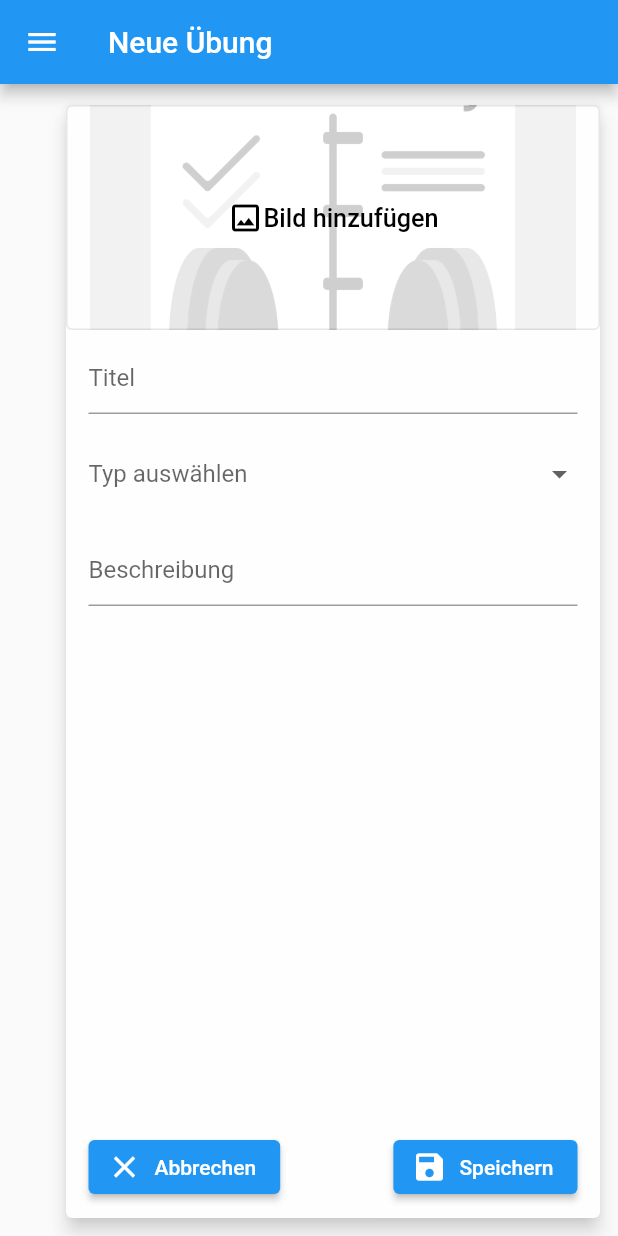
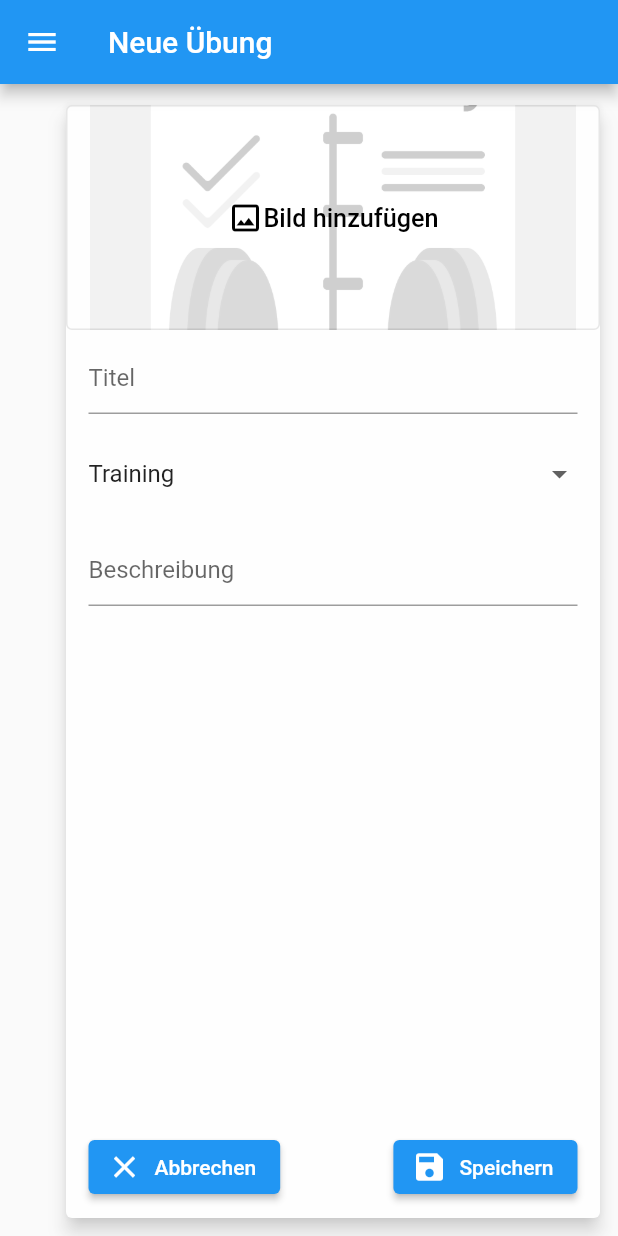
Before and after one commit to thierrypascal/NativeTraining, a Flutter app: the screen it shows after launch, in the side drawer, after a tap on "Neue Übung", on a phone screen of 412 x 824 dp. Run offline on Flutter 3.47's test engine with Material 2 defaults, Android fonts, the phone set to English and light mode, and no system bars; our stand-ins replace cached_network_image, cloud_firestore, extended_image, firebase_auth, firebase_core, firebase_storage and 5 more; missing offline and left inert: image_editor; accounts and stored records are empty.

Commit message:
merged create_exercise.dart into edit_exercise.dart

```diff
--- a/lib/components/drawer.dart
+++ b/lib/components/drawer.dart
@@ -2,7 +2,7 @@ import 'package:flutter/material.dart';
 import 'package:native_training/components/white_redirect_page.dart';
 import 'package:native_training/models/user.dart';
 import 'package:native_training/pages/account_page/account_page.dart';
-import 'package:native_training/pages/exercise_page/create_exercise.dart';
+import 'package:native_training/pages/exercise_page/edit_exercise.dart';
 import 'package:native_training/pages/exercise_page/my_exercises_page.dart';
 import 'package:native_training/pages/login_page/login_page.dart';
 import 'package:native_training/pages/workout_page/my_workouts_page.dart';
@@ -109,7 +109,8 @@ class MyDrawer extends StatelessWidget {
                               Navigator.push(
                                   context,
                                   MaterialPageRoute(
-                                      builder: (context) => CreateExercise(
+                                      builder: (context) => EditExercise(
+                                            isEdit: false,
                                             route: MyExercisePage(),
                                           )));
                             },
--- a/lib/components/show_dialog.dart
+++ b/lib/components/show_dialog.dart
@@ -149,7 +149,7 @@ class _ShowDialogState extends State<ShowDialog> {
       case 'EditExercise':
         {
           Navigator.push(context,
-              MaterialPageRoute(builder: (context) => (EditExercise(widget.exercise))));
+              MaterialPageRoute(builder: (context) => (EditExercise(isEdit: true, exercise: widget.exercise,))));
           break;
         }
       case 'DeleteExercise':
--- a/lib/pages/exercise_page/create_exercise.dart
+++ /dev/null
@@ -1,148 +0,0 @@
-import 'dart:typed_data';
-
-import 'package:flutter/material.dart';
-import 'package:native_training/components/edit_dialog.dart';
-import 'package:native_training/components/select_image_for_exercise.dart';
-import 'package:native_training/components/white_redirect_page.dart';
-import 'package:native_training/models/exercise.dart';
-import 'package:native_training/models/user.dart';
-import 'package:native_training/pages/exercise_page/my_exercises_page.dart';
-import 'package:native_training/services/service_provider.dart';
-import 'package:provider/provider.dart';
-import 'package:uuid/uuid.dart';
-
-class CreateExercise extends StatefulWidget {
-  CreateExercise({this.route, Key key}) : super(key: key);
-
-  /// the Page which you will be redirected to after the timeout
-  final Widget route;
-
-  @override
-  _CreateExerciseState createState() => _CreateExerciseState();
-}
-
-class _CreateExerciseState extends State<CreateExercise> {
-  final _formKey = GlobalKey<FormState>();
-  Exercise exercise = Exercise.empty();
-  String _toDeleteURL;
-  bool _deleteRequested = false;
-  Uint8List _toSaveImage;
-  bool _saveRequested = false;
-  String _title;
-  String _description;
-  String _selectedType;
-  final _type = ['Anderes', 'Aufw\u00E4rmen', 'Training', 'Dehnen'];
-
-  @override
-  Widget build(BuildContext context) {
-    final user = Provider.of<User>(context, listen: false);
-
-    return EditDialog(
-      title: 'Neue \u00DCbung',
-      abortCallback: () {
-        Navigator.pop(context);
-      },
-      saveCallback: () async {
-        if (_saveRequested) {
-          exercise.imageURL = await ServiceProvider.instance.imageService
-              .uploadImage(_toSaveImage, 'exercisepictures',
-                  filename: '${exercise.title}_${const Uuid().v4()}');
-        }
-        if (_deleteRequested) {
-          ServiceProvider.instance.imageService
-              .deleteImage(imageURL: _toDeleteURL);
-        }
-        _formKey.currentState.save();
-        if (_title.isEmpty) {
-          ScaffoldMessenger.of(context).showSnackBar(SnackBar(
-            content: Text('Du musst deiner \u00DCbung einen Namen geben'),
-          ));
-        } else {
-          if (user.exercises.contains(_title)) {
-            ScaffoldMessenger.of(context).showSnackBar(SnackBar(
-              content: Text(
-                  'Du hast bereits eine \u00DCbung mit dem Titel $_title.\n'
-                  'Wähle bitte einen Anderen.'),
-            ));
-          } else {
-            exercise.title = _title;
-            exercise.description = _description;
-            exercise.owner = user.userUUID;
-            exercise.type = ServiceProvider.instance.exerciseService.getAbstractFromType(_selectedType);
-            await exercise.saveExercise();
-            user.addExercise(exercise);
-            Navigator.of(context).pushReplacement(MaterialPageRoute(
-                builder: (context) => WhiteRedirectPage(
-                      'Die \u00DCbung $_title wurde erstellt.',
-                      widget.route ?? MyExercisePage(),
-                      duration: 2,
-                    )));
-          }
-        }
-      },
-      body: SingleChildScrollView(
-        child: Form(
-          key: _formKey,
-          child: Column(
-            children: [
-              SelectExerciseImage(
-                deleteFunction: (toDeleteURL) {
-                  _toDeleteURL = toDeleteURL;
-                  _deleteRequested = true;
-                },
-                saveFunction: (imageFile) {
-                  setState(() {
-                    _toSaveImage = imageFile;
-                    _saveRequested = true;
-                  });
-                  Navigator.of(context).pop();
-                },
-                toSaveImage: _toSaveImage,
-                exercise: exercise,
-                displayText: 'Bild hinzufügen',
-              ),
-              Padding(
-                padding: const EdgeInsets.fromLTRB(15, 8, 15, 8),
-                child: TextFormField(
-                  initialValue: exercise.title,
-                  decoration: const InputDecoration(
-                      labelText: 'Titel',
-                      contentPadding: EdgeInsets.symmetric(vertical: 4)),
-                  onSaved: (value) => _title = value,
-                ),
-              ),
-              Padding(
-                padding: const EdgeInsets.fromLTRB(15, 8, 15, 8),
-                child: DropdownButtonHideUnderline(
-                  child: DropdownButton(
-                    isExpanded: true,
-                    value: _selectedType,
-                    onChanged: (value) => setState(() => _selectedType = value),
-                    hint: const Text('Typ auswählen'),
-                    items: _type.map((String dropDownStringItem) {
-                      return DropdownMenuItem<String>(
-                        value: dropDownStringItem,
-                        child: Text(dropDownStringItem),
-                      );
-                    }).toList(),
-                  ),
-                ),
-              ),
-              Padding(
-                padding: const EdgeInsets.fromLTRB(15, 8, 15, 8),
-                child: TextFormField(
-                  maxLines: null,
-                  initialValue: exercise.description,
-                  decoration: const InputDecoration(
-                      labelText: 'Beschreibung',
-                      contentPadding: EdgeInsets.symmetric(vertical: 4)),
-                  onSaved: (value) => _description = value,
-                ),
-              ),
-            ],
-          ),
-        ),
-      ),
-    );
-  }
-}
--- a/lib/pages/exercise_page/edit_exercise.dart
+++ b/lib/pages/exercise_page/edit_exercise.dart
@@ -11,12 +11,18 @@ import 'package:native_training/services/service_provider.dart';
 import 'package:provider/provider.dart';
 import 'package:uuid/uuid.dart';
 
+//TODO: Edit/Create as one workflow
+
 class EditExercise extends StatefulWidget {
-  EditExercise(this.exercise, {this.route, Key key}) : super(key: key);
+  EditExercise({@required this.isEdit, this.exercise, this.route, Key key}) : super(key: key);
+
+  /// if this workflow is used to edit
+  final bool isEdit;
 
   /// the Page which you will be redirected to after the timeout
   final Widget route;
 
+  ///The exercise that will be modified/created
   final Exercise exercise;
 
   @override
@@ -26,6 +32,7 @@ class EditExercise extends StatefulWidget {
 class _EditExerciseState extends State<EditExercise> {
   final _formKey = GlobalKey<FormState>();
   final exerciseProvider = ServiceProvider.instance.exerciseService;
+  Exercise exercise;
   String _toDeleteURL;
   bool _deleteRequested = false;
   Uint8List _toSaveImage;
@@ -37,7 +44,8 @@ class _EditExerciseState extends State<EditExercise> {
 
   @override
   void initState() {
-    _selectedType = exerciseProvider.getTypeFromAbstract(widget.exercise.type);
+    (widget.exercise != null) ? exercise = widget.exercise : exercise = Exercise.empty();
+    (widget.exercise != null) ? _selectedType = exerciseProvider.getTypeFromAbstract(widget.exercise.type) : _selectedType = _type.elementAt(2);
     super.initState();
   }
 
@@ -46,15 +54,15 @@ class _EditExerciseState extends State<EditExercise> {
     final user = Provider.of<User>(context, listen: false);
 
     return EditDialog(
-      title: '\u00DCbung bearbeiten',
+      title: widget.isEdit ? '\u00DCbung bearbeiten' : 'Neue \u00DCbung',
       abortCallback: () {
         Navigator.pop(context);
       },
       saveCallback: () async {
         if (_saveRequested) {
-          widget.exercise.imageURL = await ServiceProvider.instance.imageService
+          exercise.imageURL = await ServiceProvider.instance.imageService
               .uploadImage(_toSaveImage, 'exercisepictures',
-                  filename: '${widget.exercise.title}_${const Uuid().v4()}');
+                  filename: '${exercise.title}_${const Uuid().v4()}');
         }
         if (_deleteRequested) {
           ServiceProvider.instance.imageService
@@ -66,12 +74,19 @@ class _EditExerciseState extends State<EditExercise> {
             content: Text('Du musst deiner \u00DCbung einen Namen geben'),
           ));
         } else {
-          widget.exercise.title = _title;
-          widget.exercise.description = _description;
-          widget.exercise.owner = user.userUUID;
-          widget.exercise.type =
+          if (!widget.isEdit && user.exercises.contains(_title)) {
+            ScaffoldMessenger.of(context).showSnackBar(SnackBar(
+              content: Text(
+                  'Du hast bereits eine \u00DCbung mit dem Titel $_title.\n'
+                      'Wähle bitte einen Anderen.'),
+            ));
+          }
+          exercise.title = _title;
+          exercise.description = _description;
+          exercise.owner = user.userUUID;
+          exercise.type =
               exerciseProvider.getAbstractFromType(_selectedType);
-          await widget.exercise.saveExercise();
+          await exercise.saveExercise();
           user.saveUser();
           Navigator.of(context).pushReplacement(MaterialPageRoute(
               builder: (context) => WhiteRedirectPage(
@@ -99,13 +114,13 @@ class _EditExerciseState extends State<EditExercise> {
                   Navigator.of(context).pop();
                 },
                 toSaveImage: _toSaveImage,
-                exercise: widget.exercise,
+                exercise: exercise,
                 displayText: 'Bild hinzufügen',
               ),
               Padding(
                 padding: const EdgeInsets.fromLTRB(15, 8, 15, 8),
                 child: TextFormField(
-                  initialValue: widget.exercise.title,
+                  initialValue: exercise.title,
                   decoration: const InputDecoration(
                       labelText: 'Titel',
                       contentPadding: EdgeInsets.symmetric(vertical: 4)),
@@ -133,7 +148,7 @@ class _EditExerciseState extends State<EditExercise> {
                 padding: const EdgeInsets.fromLTRB(15, 8, 15, 8),
                 child: TextFormField(
                   maxLines: null,
-                  initialValue: widget.exercise.description,
+                  initialValue: exercise.description,
                   decoration: const InputDecoration(
                       labelText: 'Beschreibung',
                       contentPadding: EdgeInsets.symmetric(vertical: 4)),
--- a/lib/pages/exercise_page/my_exercises_page.dart
+++ b/lib/pages/exercise_page/my_exercises_page.dart
@@ -2,7 +2,7 @@ import 'package:flutter/material.dart';
 import 'package:native_training/components/drawer.dart';
 import 'package:native_training/components/information_object_list_widget.dart';
 import 'package:native_training/models/user.dart';
-import 'package:native_training/pages/exercise_page/create_exercise.dart';
+import 'package:native_training/pages/exercise_page/edit_exercise.dart';
 import 'package:native_training/services/service_provider.dart';
 import 'package:provider/provider.dart';
 
@@ -26,7 +26,8 @@ class MyExercisePage extends StatelessWidget {
           Navigator.push(
               context,
               MaterialPageRoute(
-                  builder: (context) => CreateExercise(
+                  builder: (context) => EditExercise(
+                    isEdit: false,
                         route: MyExercisePage(),
                       )));
         },
```
